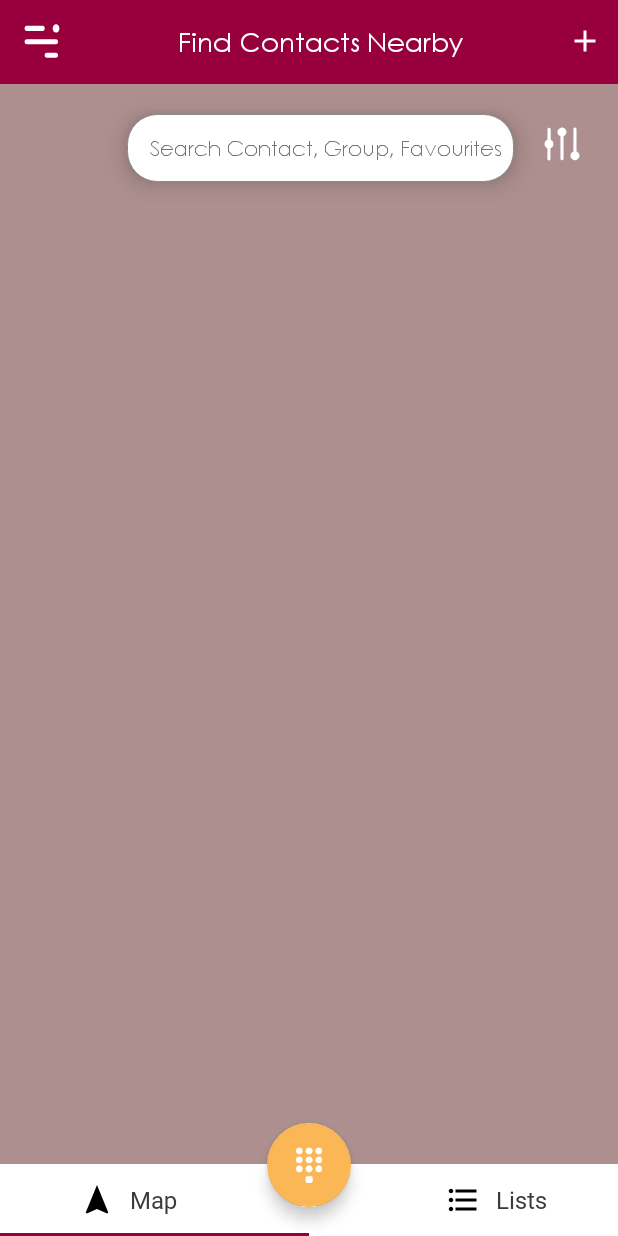
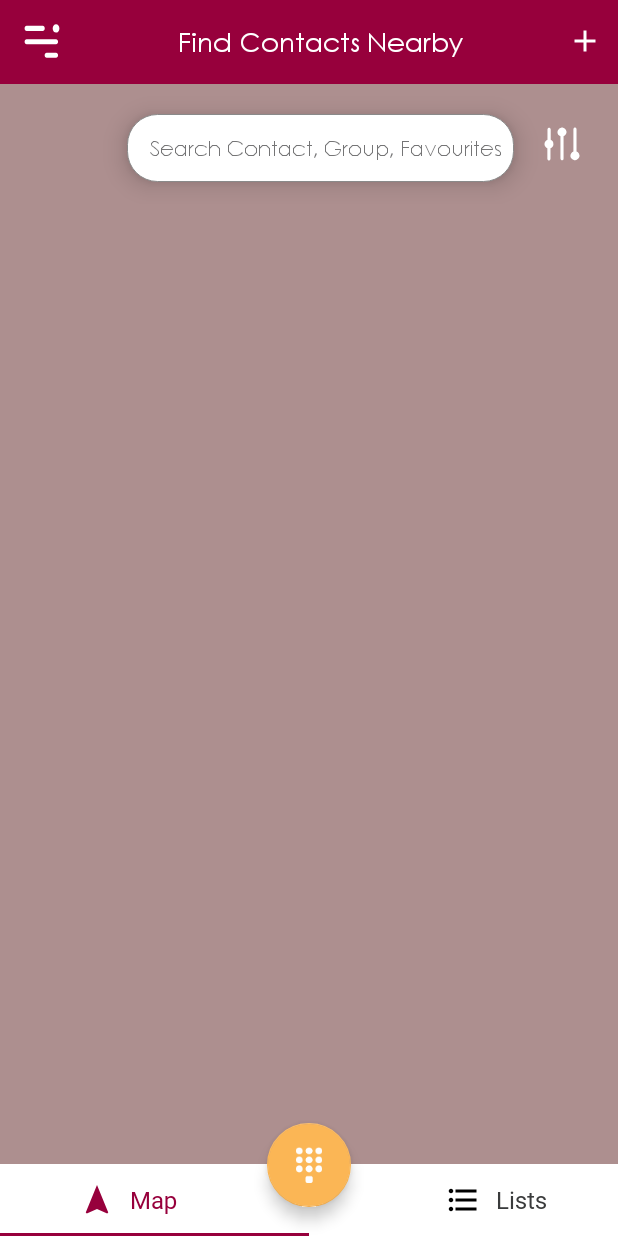
Before and after one commit to abhishekmeher3/Neargeo-Contacts, an Android app: the screen it shows after launch (MainHandlingActivity), on a phone screen of 412 x 824 dp. Run offline under Robolectric (Android 15) with nearby library versions, the phone set to English and light mode, and no system bars.

Commit message:
Added tab tint when selected.

```diff
--- a/app/src/main/java/in/co/ngcapp/ngc/activity/MainHandlingActivity.kt
+++ b/app/src/main/java/in/co/ngcapp/ngc/activity/MainHandlingActivity.kt
@@ -14,6 +14,7 @@ import android.annotation.SuppressLint
 import android.content.Intent
 import android.graphics.Color
 import android.opengl.Visibility
+import android.os.Build
 import android.os.Handler
 import android.support.design.widget.FloatingActionButton
 import android.support.v4.app.Fragment
@@ -73,13 +74,11 @@ class MainHandlingActivity : AppCompatActivity(), View.OnClickListener {
         tabs!!.setOnTabSelectedListener(object : TabLayout.OnTabSelectedListener {
             override fun onTabSelected(tab: TabLayout.Tab) {
                 viewPager!!.currentItem = tab.position
-
-
-
+                addTabTint(tab)
             }
 
             override fun onTabUnselected(tab: TabLayout.Tab) {
-
+                removeTabTint(tab)
             }
 
             override fun onTabReselected(tab: TabLayout.Tab) {
@@ -94,6 +93,27 @@ class MainHandlingActivity : AppCompatActivity(), View.OnClickListener {
         tabs!!.addTab(tabs!!.newTab().setCustomView(R.layout.tab_map))
         tabs!!.addTab(tabs!!.newTab().setCustomView(R.layout.tab_list))
         tabs!!.tabGravity = TabLayout.GRAVITY_FILL
+        addTabTint(tabs!!.getTabAt(0)!!)
+    }
+
+    private fun addTabTint(toTab: TabLayout.Tab){
+        val tintColor: Int = resources.getColor(R.color.colorPrimary)
+        colorTabView(toTab.customView!!, tintColor)
+    }
+
+    private fun removeTabTint(toTab: TabLayout.Tab){
+        val tintColor: Int = resources.getColor(R.color.black)
+        colorTabView(toTab.customView!!, tintColor)
+    }
+
+    private fun colorTabView(view: View, toColor: Int){
+        view.findViewById<TextView>(R.id.text)
+                .setTextColor(toColor)
+        if (Build.VERSION.SDK_INT >= Build.VERSION_CODES.LOLLIPOP) {
+            view.findViewById<ImageView>(R.id.icon)
+                    .drawable
+                    .setTint(toColor)
+        }
     }
 
     //Return current fragment on basis of Position
--- a/app/src/main/res/layout/tab_list.xml
+++ b/app/src/main/res/layout/tab_list.xml
@@ -11,7 +11,7 @@
         android:layout_marginLeft="50dp">
 
         <ImageView
-            android:id="@+id/maps_lists"
+            android:id="@+id/icon"
             android:layout_width="wrap_content"
             android:layout_height="wrap_content"
             android:layout_centerInParent="true"
@@ -19,11 +19,11 @@
             app:srcCompat="@drawable/ic_format_list_bulleted_black_24dp" />
 
         <TextView
-            android:id="@+id/text_list"
+            android:id="@+id/text"
             android:layout_width="wrap_content"
             android:layout_height="wrap_content"
             android:layout_centerVertical="true"
-            android:layout_toRightOf="@+id/maps_lists"
+            android:layout_toRightOf="@+id/icon"
             android:fontFamily="@font/calibri"
             android:text="Lists"
             android:textColor="#3a3b3c"
--- a/app/src/main/res/layout/tab_map.xml
+++ b/app/src/main/res/layout/tab_map.xml
@@ -12,16 +12,16 @@
         android:layout_marginLeft="50dp">
 
         <ImageView
-            android:id="@+id/maps_icon"
+            android:id="@+id/icon"
             android:layout_width="wrap_content"
             android:layout_height="wrap_content"
             android:layout_centerVertical="true"
             android:layout_marginRight="10dp"
-            android:layout_toLeftOf="@+id/map_text"
+            android:layout_toLeftOf="@+id/text"
             app:srcCompat="@drawable/ic_navigation_black_24dp" />
 
         <TextView
-            android:id="@+id/map_text"
+            android:id="@+id/text"
             android:layout_width="wrap_content"
             android:layout_height="wrap_content"
             android:layout_centerInParent="true"
```
